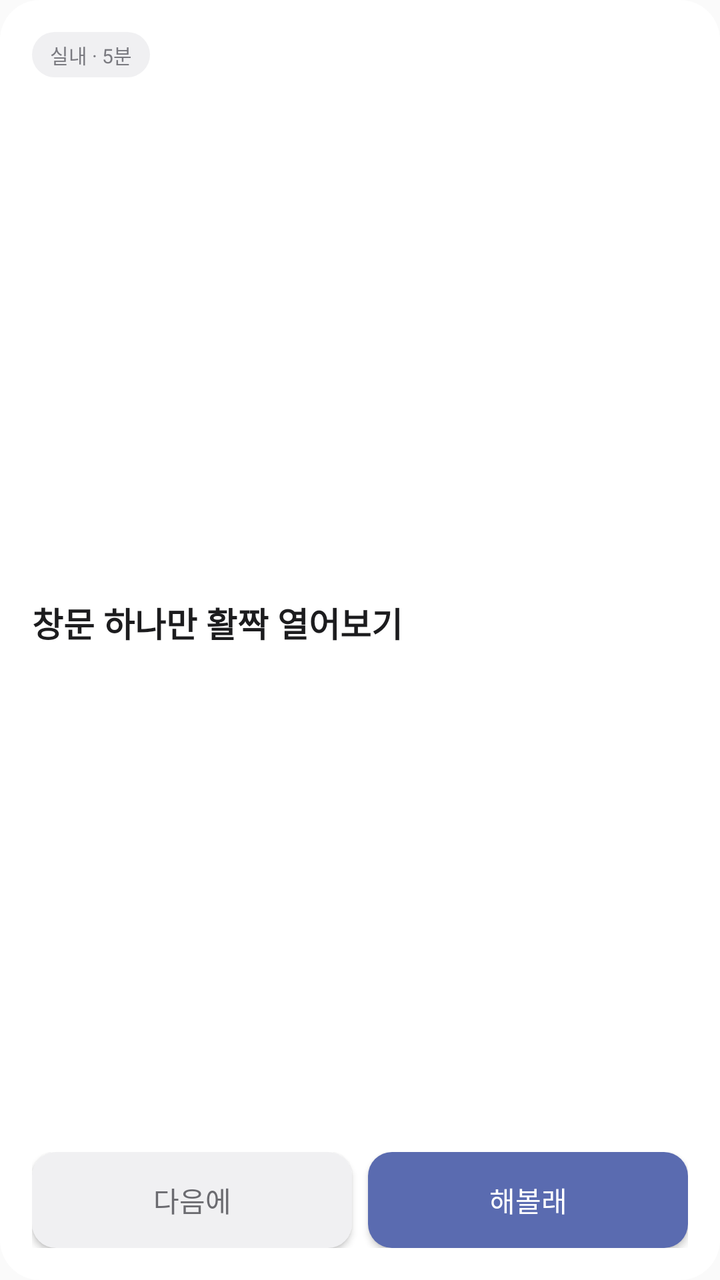
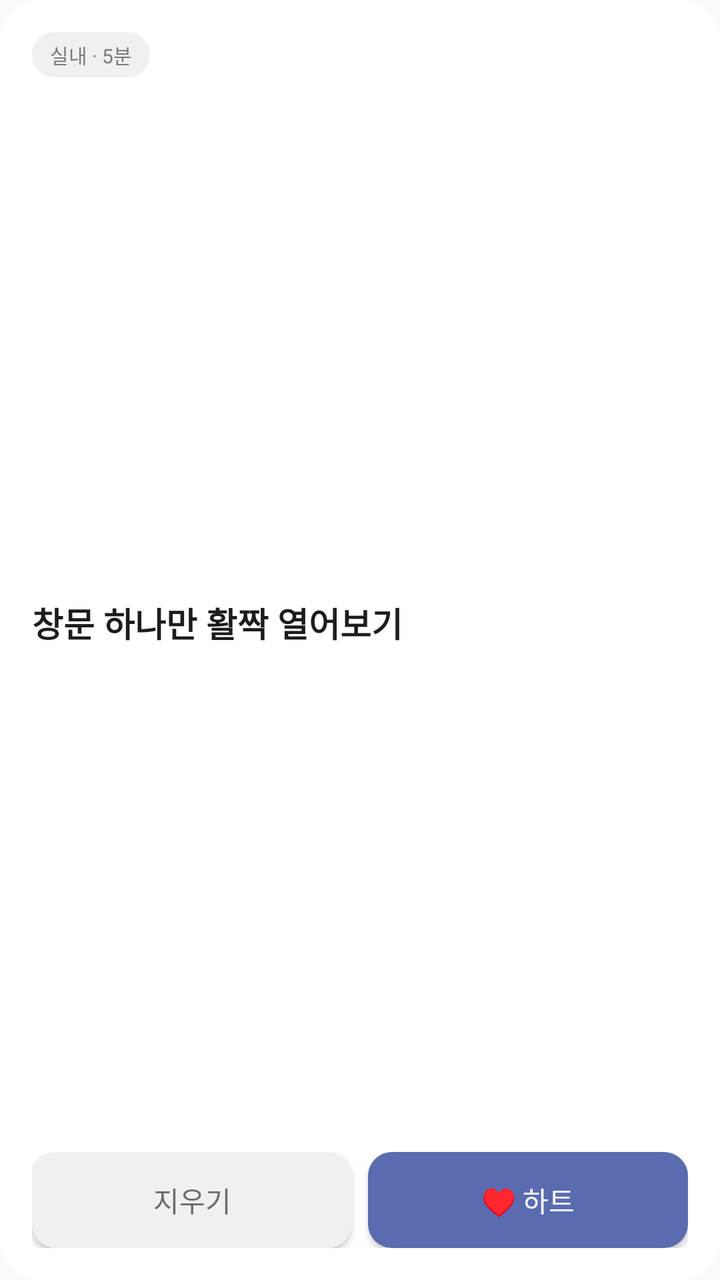

Compare the two renders of this Android layout. The source of the first and the diff that turns it into the second are given below.
<!-- AndroidManifest.xml: application theme Theme.SideQuest -->
<!-- res/layout/widget_medium.xml -->
<LinearLayout xmlns:android="http://schemas.android.com/apk/res/android"
    android:layout_width="match_parent"
    android:layout_height="match_parent"
    android:orientation="vertical"
    android:background="@drawable/widget_background"
    android:padding="16dp">

    <TextView
        android:id="@+id/widget_tag"
        android:layout_width="wrap_content"
        android:layout_height="wrap_content"
        android:background="@drawable/tag_bg"
        android:paddingHorizontal="9dp"
        android:paddingVertical="4dp"
        android:textSize="10sp"
        android:textColor="#7A7A80"
        android:text="실내 · 5분" />

    <TextView
        android:id="@+id/widget_quest_text"
        android:layout_width="match_parent"
        android:layout_height="0dp"
        android:layout_weight="1"
        android:gravity="center_vertical"
        android:layout_marginTop="8dp"
        android:textSize="17sp"
        android:textColor="#1C1C1E"
        android:textStyle="bold"
        android:text="창문 하나만 활짝 열어보기" />

    <LinearLayout
        android:layout_width="match_parent"
        android:layout_height="wrap_content"
        android:orientation="horizontal">

        <Button
            android:id="@+id/widget_btn_skip"
            android:layout_width="0dp"
            android:layout_height="wrap_content"
            android:layout_weight="1"
            android:layout_marginEnd="8dp"
            android:background="@drawable/btn_secondary_bg"
            android:textColor="#6B6B70"
            android:textAllCaps="false"
            android:text="다음에" />

        <Button
            android:id="@+id/widget_btn_accept"
            android:layout_width="0dp"
            android:layout_height="wrap_content"
            android:layout_weight="1"
            android:background="@drawable/btn_primary_bg"
            android:textColor="#FFFFFF"
            android:textAllCaps="false"
            android:text="해볼래" />

    </LinearLayout>

</LinearLayout>
<!-- resources referenced by this layout -->
<resources>
  <!-- drawable btn_primary_bg (drawable) -->
  <shape xmlns:android="http://schemas.android.com/apk/res/android">
      <solid android:color="#5A6BB0" />
      <corners android:radius="12dp" />
  </shape>
  <!-- drawable btn_secondary_bg (drawable) -->
  <shape xmlns:android="http://schemas.android.com/apk/res/android">
      <solid android:color="#F0F0F2" />
      <corners android:radius="12dp" />
  </shape>
  <!-- drawable tag_bg (drawable) -->
  <shape xmlns:android="http://schemas.android.com/apk/res/android">
      <solid android:color="#F0F0F2" />
      <corners android:radius="20dp" />
  </shape>
  <!-- drawable widget_background (drawable) -->
  <shape xmlns:android="http://schemas.android.com/apk/res/android">
      <solid android:color="#FFFFFF" />
      <corners android:radius="20dp" />
  </shape>
  <style name="Theme.SideQuest" parent="android:Theme.Material.Light.NoActionBar" />
</resources>

<!-- the commit's change to res/layout/widget_medium.xml (unified diff, before → after) -->
@@ -42,7 +42,7 @@
             android:background="@drawable/btn_secondary_bg"
             android:textColor="#6B6B70"
             android:textAllCaps="false"
-            android:text="다음에" />
+            android:text="지우기" />
 
         <Button
             android:id="@+id/widget_btn_accept"
@@ -52,7 +52,7 @@
             android:background="@drawable/btn_primary_bg"
             android:textColor="#FFFFFF"
             android:textAllCaps="false"
-            android:text="해볼래" />
+            android:text="♥ 하트" />
 
     </LinearLayout>
 
